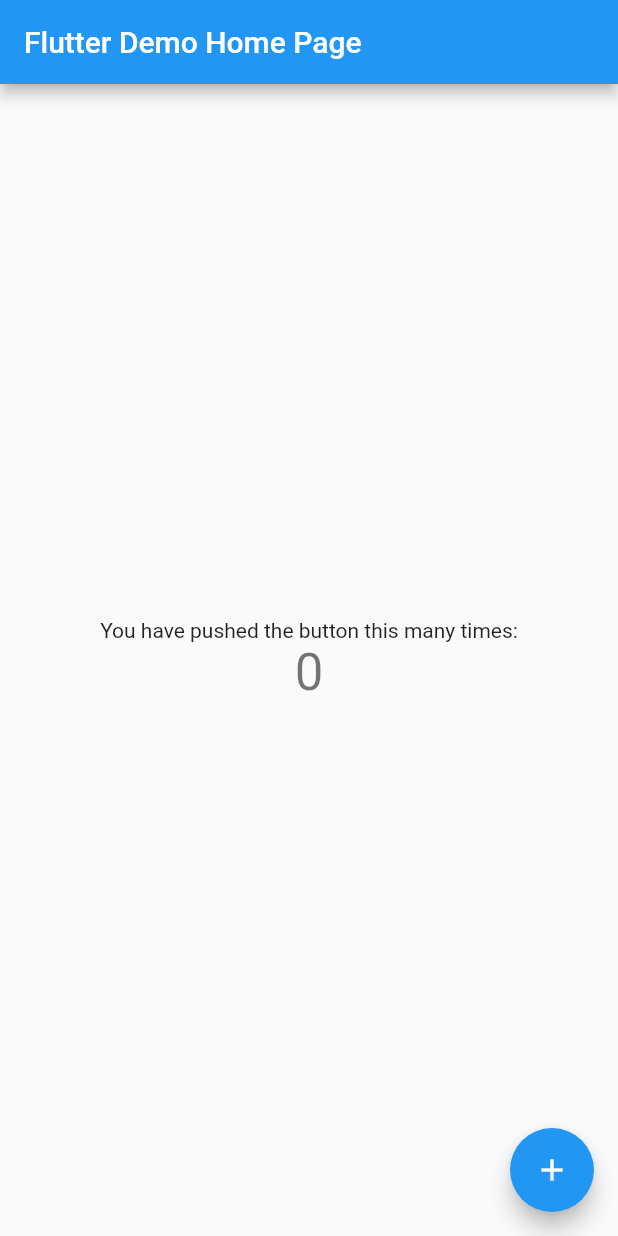
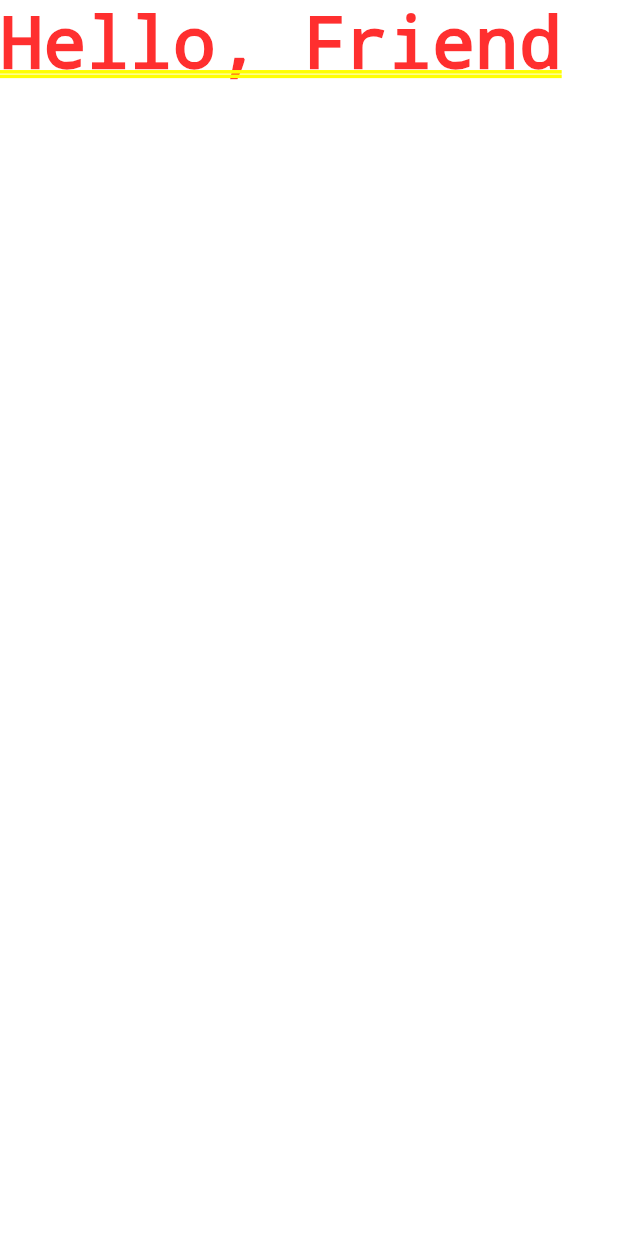
Before and after one commit to anis-agwan/Learning-Flutter, a Flutter app: the screen it shows after launch, on a phone screen of 412 x 824 dp. Run offline on Flutter 3.47's test engine with Material 2 defaults, Android fonts, the phone set to English and light mode, and no system bars.

Commit message:
Cleaned the pics/main.dart file to start the project from scratch

```diff
--- a/pics/lib/main.dart
+++ b/pics/lib/main.dart
@@ -1,115 +1,14 @@
+// Importing helper library from flutter
 import 'package:flutter/material.dart';
 
+// Main func to run when app starts
 void main() {
-  runApp(const MyApp());
+  // Create a new Text Widget to show on screen
+  // ignore: unused_local_variable
+  var app = MaterialApp(
+    home: Text("Hello, Friend"),
+  );
+
+  // Take the widget and get it on the screen
+  runApp(app);
 }
-
-class MyApp extends StatelessWidget {
-  const MyApp({Key? key}) : super(key: key);
-
-  // This widget is the root of your application.
-  @override
-  Widget build(BuildContext context) {
-    return MaterialApp(
-      title: 'Flutter Demo',
-      theme: ThemeData(
-        // This is the theme of your application.
-        //
-        // Try running your application with "flutter run". You'll see the
-        // application has a blue toolbar. Then, without quitting the app, try
-        // changing the primarySwatch below to Colors.green and then invoke
-        // "hot reload" (press "r" in the console where you ran "flutter run",
-        // or simply save your changes to "hot reload" in a Flutter IDE).
-        // Notice that the counter didn't reset back to zero; the application
-        // is not restarted.
-        primarySwatch: Colors.blue,
-      ),
-      home: const MyHomePage(title: 'Flutter Demo Home Page'),
-    );
-  }
-}
-
-class MyHomePage extends StatefulWidget {
-  const MyHomePage({Key? key, required this.title}) : super(key: key);
-
-  // This widget is the home page of your application. It is stateful, meaning
-  // that it has a State object (defined below) that contains fields that affect
-  // how it looks.
-
-  // This class is the configuration for the state. It holds the values (in this
-  // case the title) provided by the parent (in this case the App widget) and
-  // used by the build method of the State. Fields in a Widget subclass are
-  // always marked "final".
-
-  final String title;
-
-  @override
-  State<MyHomePage> createState() => _MyHomePageState();
-}
-
-class _MyHomePageState extends State<MyHomePage> {
-  int _counter = 0;
-
-  void _incrementCounter() {
-    setState(() {
-      // This call to setState tells the Flutter framework that something has
-      // changed in this State, which causes it to rerun the build method below
-      // so that the display can reflect the updated values. If we changed
-      // _counter without calling setState(), then the build method would not be
-      // called again, and so nothing would appear to happen.
-      _counter++;
-    });
-  }
-
-  @override
-  Widget build(BuildContext context) {
-    // This method is rerun every time setState is called, for instance as done
-    // by the _incrementCounter method above.
-    //
-    // The Flutter framework has been optimized to make rerunning build methods
-    // fast, so that you can just rebuild anything that needs updating rather
-    // than having to individually change instances of widgets.
-    return Scaffold(
-      appBar: AppBar(
-        // Here we take the value from the MyHomePage object that was created by
-        // the App.build method, and use it to set our appbar title.
-        title: Text(widget.title),
-      ),
-      body: Center(
-        // Center is a layout widget. It takes a single child and positions it
-        // in the middle of the parent.
-        child: Column(
-          // Column is also a layout widget. It takes a list of children and
-          // arranges them vertically. By default, it sizes itself to fit its
-          // children horizontally, and tries to be as tall as its parent.
-          //
-          // Invoke "debug painting" (press "p" in the console, choose the
-          // "Toggle Debug Paint" action from the Flutter Inspector in Android
-          // Studio, or the "Toggle Debug Paint" command in Visual Studio Code)
-          // to see the wireframe for each widget.
-          //
-          // Column has various properties to control how it sizes itself and
-          // how it positions its children. Here we use mainAxisAlignment to
-          // center the children vertically; the main axis here is the vertical
-          // axis because Columns are vertical (the cross axis would be
-          // horizontal).
-          mainAxisAlignment: MainAxisAlignment.center,
-          children: <Widget>[
-            const Text(
-              'You have pushed the button this many times:',
-            ),
-            Text(
-              '$_counter',
-              style: Theme.of(context).textTheme.headline4,
-            ),
-          ],
-        ),
-      ),
-      floatingActionButton: FloatingActionButton(
-        onPressed: _incrementCounter,
-        tooltip: 'Increment',
-        child: const Icon(Icons.add),
-      ), // This trailing comma makes auto-formatting nicer for build methods.
-    );
-  }
-}
```
